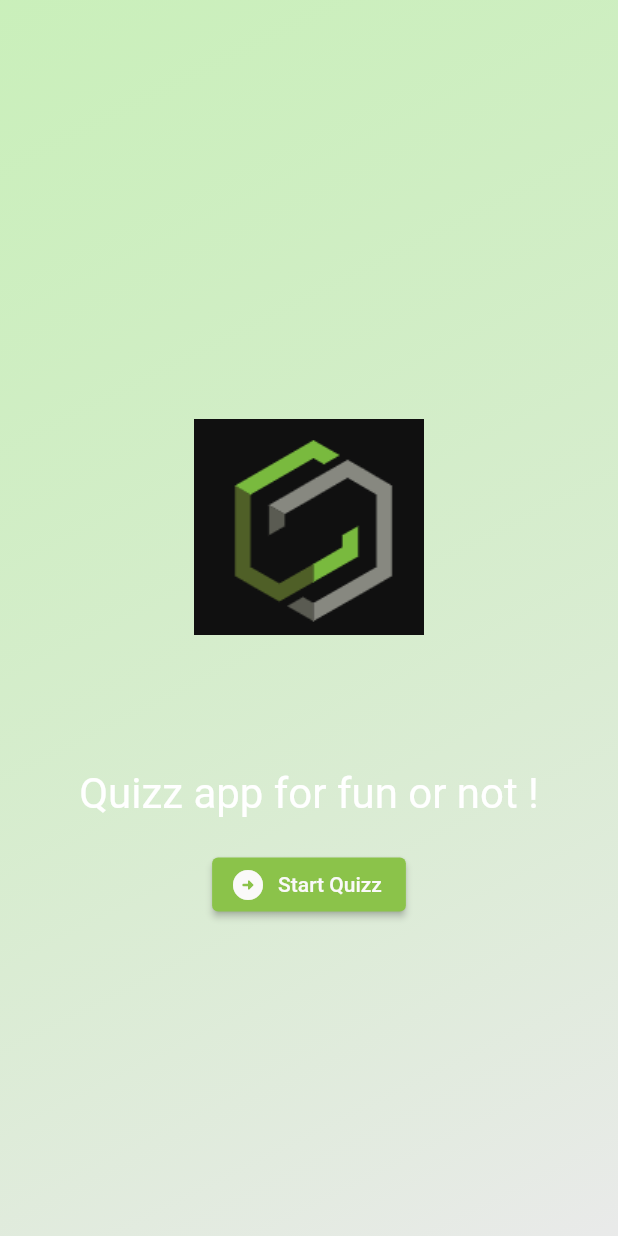
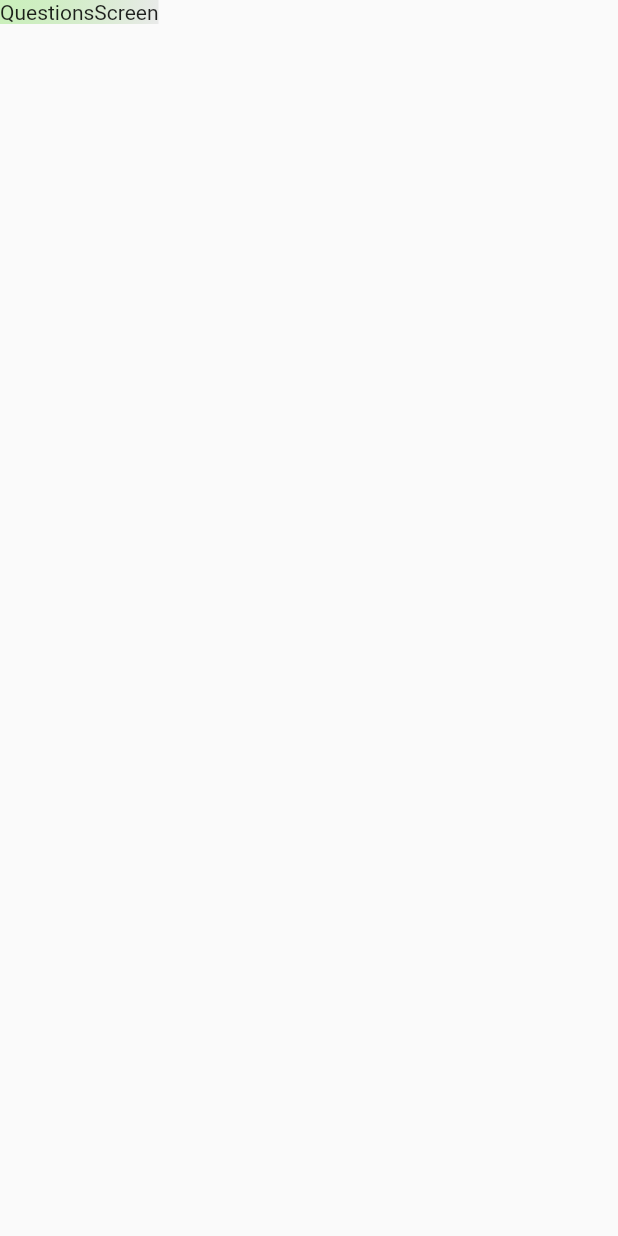
Before and after one commit to flodro34/quizz_app, a Flutter app: the screen it shows after launch, after a tap on "Start Quizz", on a phone screen of 412 x 824 dp. Run offline on Flutter 3.47's test engine with Material 2 defaults, Android fonts, the phone set to English and light mode, and no system bars.

```diff
--- a/lib/bg_container.dart
+++ /dev/null
@@ -1,24 +0,0 @@
-import 'package:flutter/material.dart';
-import 'package:quizz_app/logo.dart';
-
-class BgContainer extends StatelessWidget {
-  const BgContainer({super.key});
-
-  @override
-  Widget build(BuildContext context) {
-    return Container(
-        decoration: const BoxDecoration(
-          gradient: LinearGradient(
-            colors: [
-              Color.fromARGB(66, 64, 209, 6),
-              Color.fromARGB(95, 205, 207, 206)
-            ],
-            begin: Alignment.topLeft,
-            end: Alignment.bottomRight,
-          ),
-        ),
-        child: const Center(
-          child: Logo(),
-        ));
-  }
-}
--- a/lib/logo.dart
+++ /dev/null
@@ -1,35 +0,0 @@
-import 'package:flutter/material.dart';
-
-class Logo extends StatelessWidget {
-  const Logo({super.key});
-
-  void start() {}
-
-  @override
-  Widget build(context) {
-    return Column(mainAxisSize: MainAxisSize.min, children: [
-      Image.asset(
-        'assets/images/logoDG.png',
-        width: 300,
-      ),
-      const SizedBox(height: 20),
-      const Text(
-        "Quizz app for fun or not !",
-        style: TextStyle(
-          color: Colors.white,
-          fontSize: 28,
-        ),
-      ),
-      const SizedBox(height: 20),
-      ElevatedButton.icon(
-        onPressed: start,
-        style: ElevatedButton.styleFrom(
-          backgroundColor: Colors.lightGreen,
-          foregroundColor: const Color.fromARGB(255, 250, 249, 249),
-        ),
-        icon: const Icon(Icons.arrow_circle_right_rounded),
-        label: const Text('Start Quizz'),
-      ),
-    ]);
-  }
-}
--- a/lib/main.dart
+++ b/lib/main.dart
@@ -1,10 +1,6 @@
 import 'package:flutter/material.dart';
-import 'package:quizz_app/bg_container.dart';
+import 'package:quizz_app/quizz.dart';
 
 void main() {
-  runApp(const MaterialApp(
-    home: Scaffold(
-      body: BgContainer(),
-    ),
-  ));
+  runApp(const Quizz());
 }
--- a/lib/questions_screen.dart
+++ b/lib/questions_screen.dart
@@ -0,0 +1,17 @@
+import 'package:flutter/material.dart';
+
+class QuestionsScreen extends StatefulWidget {
+  const QuestionsScreen({super.key});
+
+  @override
+  State<QuestionsScreen> createState() {
+    return _QuestionsScreenState();
+  }
+}
+
+class _QuestionsScreenState extends State<QuestionsScreen> {
+  @override
+  Widget build(context) {
+    return const Text('QuestionsScreen');
+  }
+}
--- a/lib/quizz.dart
+++ b/lib/quizz.dart
@@ -0,0 +1,45 @@
+import 'package:flutter/material.dart';
+import 'package:quizz_app/questions_screen.dart';
+import 'package:quizz_app/start_screen.dart';
+
+class Quizz extends StatefulWidget {
+  const Quizz({super.key});
+
+  @override
+  State<Quizz> createState() {
+    return _QuizzState();
+  }
+}
+
+class _QuizzState extends State<Quizz> {
+  var activeScreen = 'start-screen';
+
+  void switchScreen() {
+    setState(() {
+      activeScreen = 'questions-screen';
+    });
+  }
+
+  @override
+  Widget build(context) {
+    return MaterialApp(
+      home: Scaffold(
+        body: Container(
+          decoration: const BoxDecoration(
+            gradient: LinearGradient(
+              colors: [
+                Color.fromARGB(66, 64, 209, 6),
+                Color.fromARGB(95, 205, 207, 206)
+              ],
+              begin: Alignment.topLeft,
+              end: Alignment.bottomRight,
+            ),
+          ),
+          child: activeScreen == 'start-screen'
+              ? StartScreen(switchScreen)
+              : const QuestionsScreen(),
+        ),
+      ),
+    );
+  }
+}
--- /dev/null
+++ b/lib/start_screen.dart
@@ -0,0 +1,39 @@
+import 'package:flutter/material.dart';
+
+class StartScreen extends StatelessWidget {
+  const StartScreen(this.startQuizz, {super.key});
+
+  final void Function() startQuizz;
+
+  @override
+  Widget build(context) {
+    return Center(
+      child: Column(mainAxisSize: MainAxisSize.min, children: [
+        Image.asset(
+          'assets/images/logoDG.png',
+          width: 300,
+        ),
+        const SizedBox(height: 20),
+        const Text(
+          "The Do&Go Quizz app !",
+          style: TextStyle(
+            color: Colors.white,
+            fontSize: 28,
+          ),
+        ),
+        const SizedBox(height: 20),
+        ElevatedButton.icon(
+          onPressed: () {
+            startQuizz();
+          },
+          style: ElevatedButton.styleFrom(
+            backgroundColor: Colors.lightGreen,
+            foregroundColor: const Color.fromARGB(255, 250, 249, 249),
+          ),
+          icon: const Icon(Icons.arrow_circle_right_rounded),
+          label: const Text('Start Quizz'),
+        ),
+      ]),
+    );
+  }
+}
```
